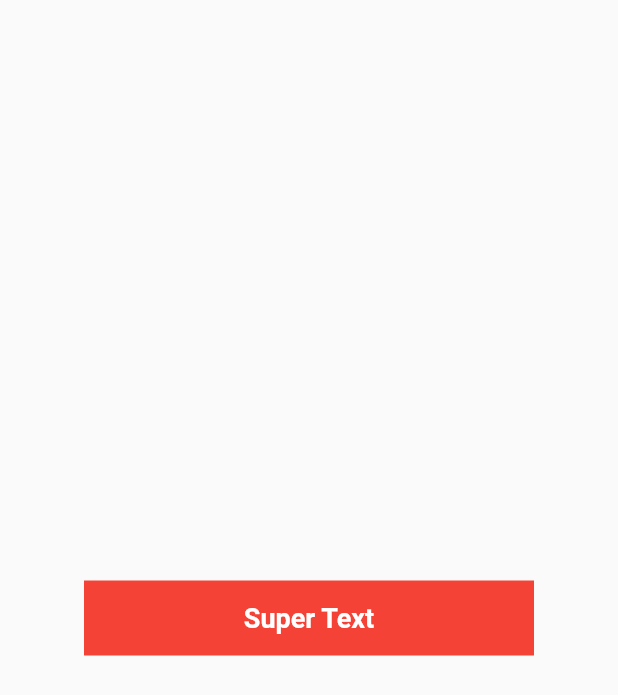
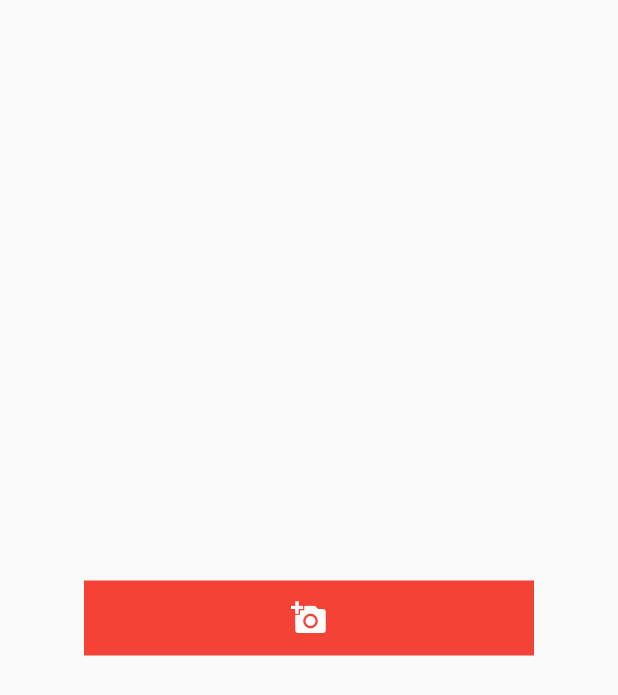
Before and after one commit to jsvitolo/flutter_design_course, a Flutter app: the screen it shows after launch, on a phone screen of 412 x 824 dp. Shown: the top 695 px of the screen. Run offline on Flutter 3.47's test engine with Material 2 defaults, Android fonts, the phone set to English and light mode, and no system bars.

Commit message:
Widget - Icons

```diff
--- a/lib/main.dart
+++ b/lib/main.dart
@@ -19,17 +19,14 @@ class HomeWidget extends StatelessWidget {
   Widget build(BuildContext context) {
     return Center(
       child: Container(
-        width: 300,
-        height: 50,
-        color: Colors.red,
-        alignment: Alignment.center,
-        child: Text(
-          "Super Text",
-          textAlign: TextAlign.center,
-          style: TextStyle(
-              color: Colors.white, fontWeight: FontWeight.bold, fontSize: 18),
-        ),
-      ),
+          width: 300,
+          height: 50,
+          color: Colors.red,
+          alignment: Alignment.center,
+          child: Icon(
+            Icons.add_a_photo,
+            color: Colors.white,
+          )),
     );
   }
 }
```
